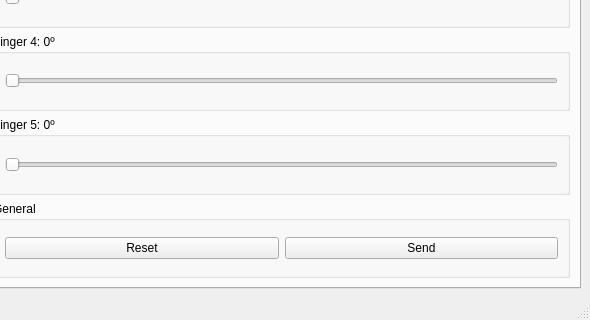
The window that python-real-time-application/views/layouts/base_project_main.ui (italogsfernandes/hand) describes before a commit, drawn with Qt 5; both pictures show x 202 to 792 and y 280 to 600 of the 792 by 600 pixel window.
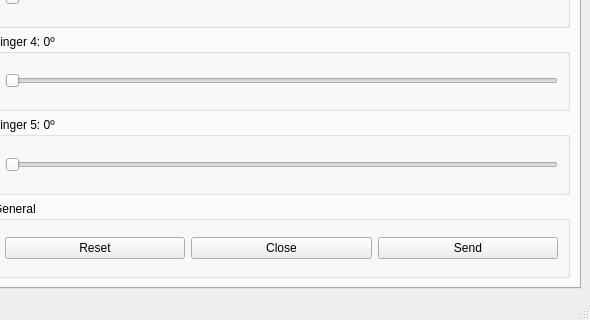
The same window after the commit.

Patch:
```diff
--- a/python-real-time-application/views/layouts/base_project_main.ui
+++ b/python-real-time-application/views/layouts/base_project_main.ui
@@ -328,6 +328,13 @@
                  </property>
                 </widget>
                </item>
+               <item>
+                <widget class="QPushButton" name="btn_close_position">
+                 <property name="text">
+                  <string>Close</string>
+                 </property>
+                </widget>
+               </item>
                <item>
                 <widget class="QPushButton" name="btn_send_position">
                  <property name="text">
```
